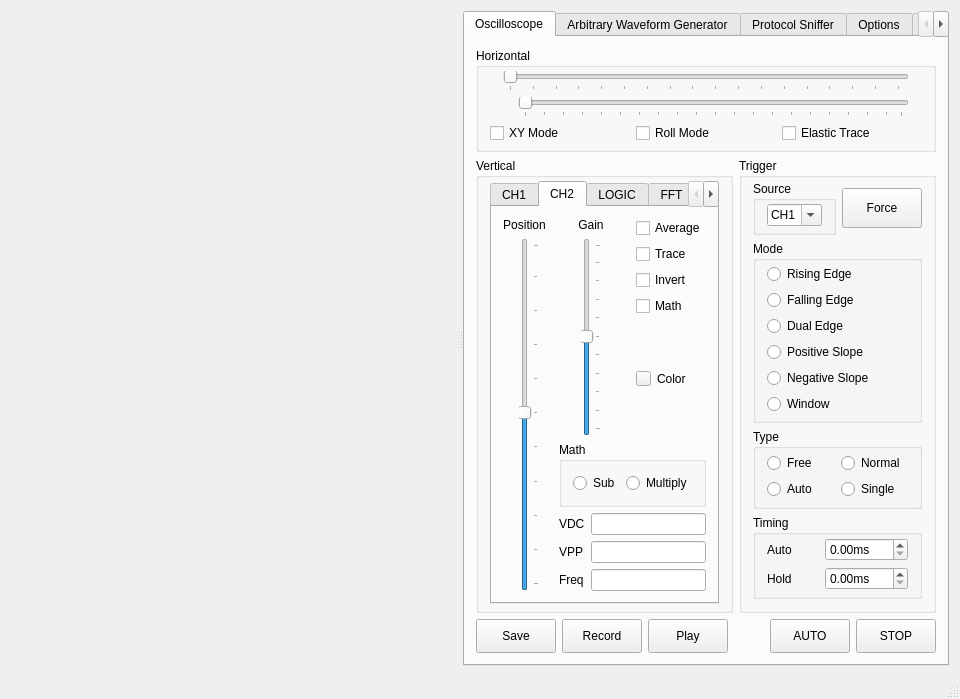
Above: xprotolabinterface.ui from ganzziani/xscopes-qt before the change. Below: the same form after it.
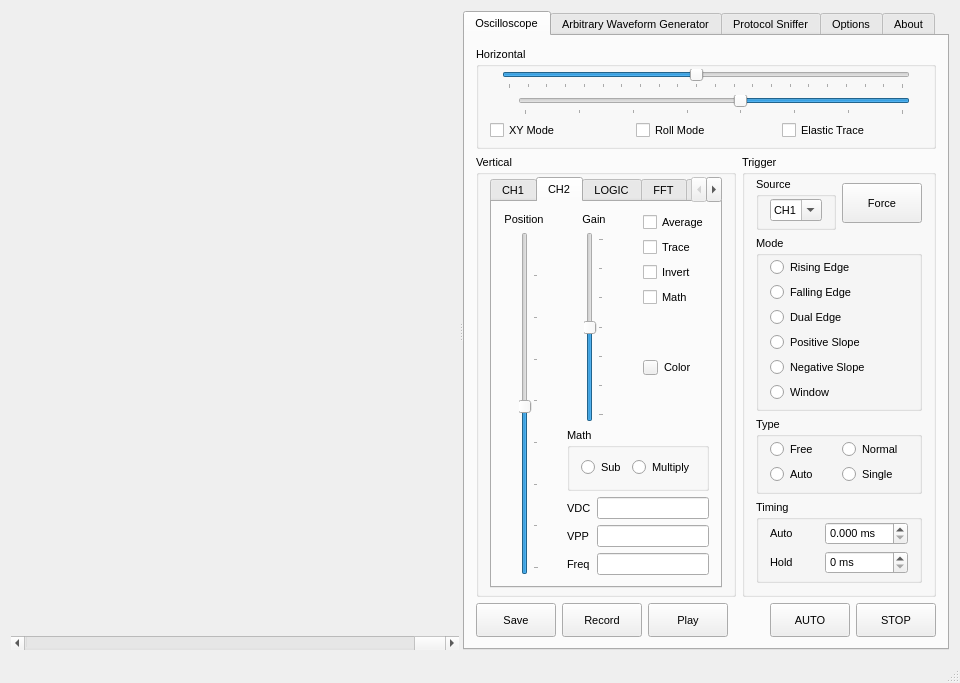
That is the form after the change. The open tabs and pages were chosen to show the change. Icons and pictures are not drawn. Custom widgets are drawn as their Qt base class.

Patch:
```diff
--- a/xprotolabinterface.ui
+++ b/xprotolabinterface.ui
@@ -7,7 +7,7 @@
     <x>0</x>
     <y>0</y>
     <width>960</width>
-    <height>648</height>
+    <height>664</height>
    </rect>
   </property>
   <property name="maximumSize">
@@ -16,6 +16,11 @@
     <height>16777215</height>
    </size>
   </property>
+  <property name="font">
+   <font>
+    <pointsize>9</pointsize>
+   </font>
+  </property>
   <property name="windowTitle">
    <string>Gabotronics Xscopes Interface</string>
   </property>
@@ -27,19 +32,51 @@
    <bool>false</bool>
   </property>
   <widget class="QWidget" name="centralWidget">
-   <layout class="QVBoxLayout" name="verticalLayout">
+   <layout class="QVBoxLayout" name="verticalLayout_57">
     <item>
      <widget class="QSplitter" name="splitter">
       <property name="orientation">
        <enum>Qt::Horizontal</enum>
       </property>
-      <widget class="QCustomPlot" name="plotterWidget" native="true">
-       <property name="minimumSize">
-        <size>
-         <width>0</width>
-         <height>0</height>
-        </size>
-       </property>
+      <widget class="QWidget" name="widget" native="true">
+       <layout class="QVBoxLayout" name="verticalLayout_47">
+        <property name="spacing">
+         <number>0</number>
+        </property>
+        <property name="margin">
+         <number>0</number>
+        </property>
+        <item>
+         <layout class="QVBoxLayout" name="verticalLayout">
+          <item>
+           <widget class="QCustomPlot" name="plotterWidget" native="true">
+            <property name="minimumSize">
+             <size>
+              <width>0</width>
+              <height>0</height>
+             </size>
+            </property>
+           </widget>
+          </item>
+          <item>
+           <widget class="QScrollBar" name="horizontalScrollBar">
+            <property name="maximum">
+             <number>127</number>
+            </property>
+            <property name="value">
+             <number>127</number>
+            </property>
+            <property name="orientation">
+             <enum>Qt::Horizontal</enum>
+            </property>
+            <property name="invertedControls">
+             <bool>true</bool>
+            </property>
+           </widget>
+          </item>
+         </layout>
+        </item>
+       </layout>
       </widget>
       <widget class="QTabWidget" name="mainTabWidget">
        <property name="maximumSize">
@@ -48,6 +85,11 @@
          <height>16777215</height>
         </size>
        </property>
+       <property name="font">
+        <font>
+         <pointsize>8</pointsize>
+        </font>
+       </property>
        <property name="currentIndex">
         <number>0</number>
        </property>
@@ -58,7 +100,7 @@
         <attribute name="title">
          <string>Oscilloscope</string>
         </attribute>
-        <layout class="QVBoxLayout" name="verticalLayout_57">
+        <layout class="QVBoxLayout" name="verticalLayout_100">
          <item>
           <layout class="QVBoxLayout" name="verticalLayout_56">
            <item>
@@ -93,10 +135,19 @@
                   <item>
                    <widget class="QSlider" name="waveSlider">
                     <property name="maximum">
-                     <number>120</number>
+                     <number>21</number>
                     </property>
                     <property name="singleStep">
-                     <number>7</number>
+                     <number>1</number>
+                    </property>
+                    <property name="pageStep">
+                     <number>1</number>
+                    </property>
+                    <property name="value">
+                     <number>10</number>
+                    </property>
+                    <property name="tracking">
+                     <bool>true</bool>
                     </property>
                     <property name="orientation">
                      <enum>Qt::Horizontal</enum>
@@ -110,6 +161,9 @@
                     <property name="tickPosition">
                      <enum>QSlider::TicksBelow</enum>
                     </property>
+                    <property name="tickInterval">
+                     <number>1</number>
+                    </property>
                    </widget>
                   </item>
                   <item>
@@ -150,15 +204,39 @@
                   </item>
                   <item>
                    <widget class="QSlider" name="zoomSlider">
+                    <property name="minimum">
+                     <number>128</number>
+                    </property>
+                    <property name="maximum">
+                     <number>1024</number>
+                    </property>
                     <property name="singleStep">
-                     <number>5</number>
+                     <number>128</number>
+                    </property>
+                    <property name="pageStep">
+                     <number>128</number>
+                    </property>
+                    <property name="value">
+                     <number>512</number>
+                    </property>
+                    <property name="sliderPosition">
+                     <number>512</number>
                     </property>
                     <property name="orientation">
                      <enum>Qt::Horizontal</enum>
                     </property>
+                    <property name="invertedAppearance">
+                     <bool>true</bool>
+                    </property>
+                    <property name="invertedControls">
+                     <bool>true</bool>
+                    </property>
                     <property name="tickPosition">
                      <enum>QSlider::TicksBelow</enum>
                     </property>
+                    <property name="tickInterval">
+                     <number>128</number>
+                    </property>
                    </widget>
                   </item>
                   <item>
@@ -229,8 +307,23 @@
            </item>
            <item>
             <layout class="QHBoxLayout" name="horizontalLayout_40">
+             <property name="spacing">
+              <number>6</number>
+             </property>
+             <property name="sizeConstraint">
+              <enum>QLayout::SetMinimumSize</enum>
+             </property>
+             <property name="bottomMargin">
+              <number>0</number>
+             </property>
              <item>
               <widget class="QGroupBox" name="verticalBox">
+               <property name="maximumSize">
+                <size>
+                 <width>16777215</width>
+                 <height>16777215</height>
+                </size>
+               </property>
                <property name="title">
                 <string>Vertical</string>
                </property>
@@ -619,19 +712,40 @@
                            </spacer>
                           </item>
                           <item>
-                           <widget class="QSlider" name="verticalSlider_3">
+                           <widget class="QSlider" name="ch2PositionSlider">
+                            <property name="minimum">
+                             <number>-126</number>
+                            </property>
+                            <property name="maximum">
+                             <number>0</number>
+                            </property>
                             <property name="singleStep">
-                             <number>10</number>
+                             <number>16</number>
+                            </property>
+                            <property name="pageStep">
+                             <number>16</number>
+                            </property>
+                            <property name="value">
+                             <number>-64</number>
                             </property>
                             <property name="sliderPosition">
-                             <number>50</number>
+                             <number>-64</number>
                             </property>
                             <property name="orientation">
                              <enum>Qt::Vertical</enum>
                             </property>
+                            <property name="invertedAppearance">
+                             <bool>false</bool>
+                            </property>
+                            <property name="invertedControls">
+                             <bool>false</bool>
+                            </property>
                             <property name="tickPosition">
                              <enum>QSlider::TicksBelow</enum>
                             </property>
+                            <property name="tickInterval">
+                             <number>16</number>
+                            </property>
                            </widget>
                           </item>
                           <item>
@@ -689,12 +803,21 @@
                                </spacer>
                               </item>
                               <item>
-                               <widget class="QSlider" name="verticalSlider_4">
+                               <widget class="QSlider" name="ch2GainSlider">
+                                <property name="maximum">
+                                 <number>6</number>
+                                </property>
                                 <property name="singleStep">
-                                 <number>10</number>
+                                 <number>1</number>
+                                </property>
+                                <property name="pageStep">
+                                 <number>1</number>
+                                </property>
+                                <property name="value">
+                                 <number>3</number>
                                 </property>
                                 <property name="sliderPosition">
-                                 <number>50</number>
+                                 <number>3</number>
                                 </property>
                                 <property name="orientation">
                                  <enum>Qt::Vertical</enum>
@@ -702,6 +825,9 @@
                                 <property name="tickPosition">
                                  <enum>QSlider::TicksBelow</enum>
                                 </property>
+                                <property name="tickInterval">
+                                 <number>1</number>
+                                </property>
                                </widget>
                               </item>
                               <item>
@@ -1939,6 +2065,12 @@
              </item>
              <item>
               <widget class="QGroupBox" name="triggerBox">
+               <property name="maximumSize">
+                <size>
+                 <width>16777215</width>
+                 <height>16777215</height>
+                </size>
+               </property>
                <property name="title">
                 <string>Trigger</string>
                </property>
@@ -2274,7 +2406,10 @@
                             <string/>
                            </property>
                            <property name="suffix">
-                            <string>ms</string>
+                            <string> ms</string>
+                           </property>
+                           <property name="decimals">
+                            <number>3</number>
                            </property>
                           </widget>
                          </item>
@@ -2310,7 +2445,10 @@
                             </size>
                            </property>
                            <property name="suffix">
-                            <string>ms</string>
+                            <string> ms</string>
+                           </property>
+                           <property name="decimals">
+                            <number>0</number>
                            </property>
                           </widget>
                          </item>
```
Left out of the diff: 521 changed lines with no effect on the pictures.
